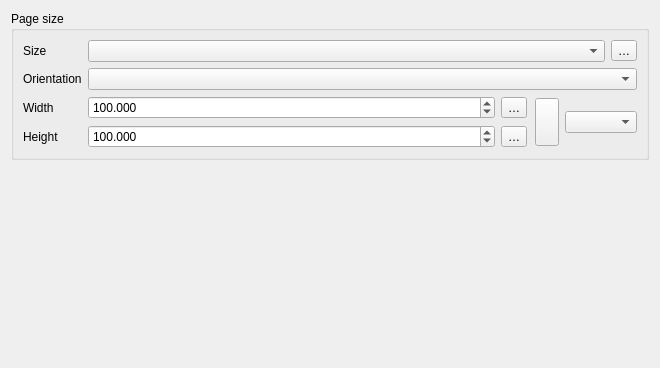
First picture: the form in src/ui/layout/qgslayoutpagepropertieswidget.ui, repository qgis/QGIS, before the edit.
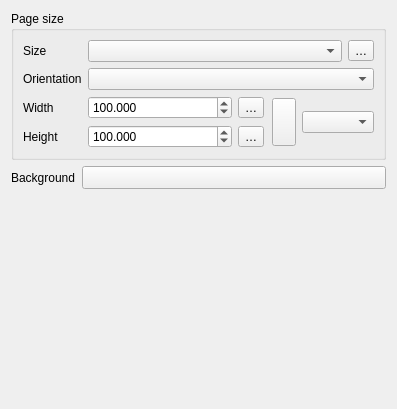
Second picture: the form after the edit. Custom widgets are drawn as their Qt base class.

Commit message: Restore tests, add button to set page background in ui

```diff
--- a/src/ui/layout/qgslayoutpagepropertieswidget.ui
+++ b/src/ui/layout/qgslayoutpagepropertieswidget.ui
@@ -6,15 +6,15 @@
    <rect>
     <x>0</x>
     <y>0</y>
-    <width>660</width>
-    <height>368</height>
+    <width>397</width>
+    <height>409</height>
    </rect>
   </property>
   <property name="windowTitle">
    <string>New Item Properties</string>
   </property>
-  <layout class="QGridLayout" name="gridLayout_2">
-   <item row="3" column="1">
+  <layout class="QGridLayout" name="gridLayout_2" columnstretch="0,1">
+   <item row="3" column="0">
     <spacer name="verticalSpacer">
      <property name="orientation">
       <enum>Qt::Vertical</enum>
@@ -27,7 +27,36 @@
      </property>
     </spacer>
    </item>
-   <item row="2" column="0" colspan="3">
+   <item row="2" column="0">
+    <widget class="QLabel" name="label">
+     <property name="text">
+      <string>Background</string>
+     </property>
+    </widget>
+   </item>
+   <item row="2" column="1">
+    <widget class="QgsSymbolButton" name="mSymbolButton">
+     <property name="enabled">
+      <bool>true</bool>
+     </property>
+     <property name="sizePolicy">
+      <sizepolicy hsizetype="Preferred" vsizetype="Preferred">
+       <horstretch>0</horstretch>
+       <verstretch>0</verstretch>
+      </sizepolicy>
+     </property>
+     <property name="minimumSize">
+      <size>
+       <width>100</width>
+       <height>0</height>
+      </size>
+     </property>
+     <property name="text">
+      <string/>
+     </property>
+    </widget>
+   </item>
+   <item row="0" column="0" colspan="2">
     <widget class="QGroupBox" name="groupBox">
      <property name="title">
       <string>Page size</string>
@@ -178,26 +207,31 @@
   </layout>
  </widget>
  <customwidgets>
-  <customwidget>
-   <class>QgsRatioLockButton</class>
-   <extends>QToolButton</extends>
-   <header>qgsratiolockbutton.h</header>
-   <container>1</container>
-  </customwidget>
   <customwidget>
    <class>QgsDoubleSpinBox</class>
    <extends>QDoubleSpinBox</extends>
    <header>qgsdoublespinbox.h</header>
   </customwidget>
+  <customwidget>
+   <class>QgsPropertyOverrideButton</class>
+   <extends>QToolButton</extends>
+   <header>qgspropertyoverridebutton.h</header>
+  </customwidget>
+  <customwidget>
+   <class>QgsRatioLockButton</class>
+   <extends>QToolButton</extends>
+   <header>qgsratiolockbutton.h</header>
+   <container>1</container>
+  </customwidget>
   <customwidget>
    <class>QgsLayoutUnitsComboBox</class>
    <extends>QComboBox</extends>
    <header>qgslayoutunitscombobox.h</header>
   </customwidget>
   <customwidget>
-   <class>QgsPropertyOverrideButton</class>
+   <class>QgsSymbolButton</class>
    <extends>QToolButton</extends>
-   <header>qgspropertyoverridebutton.h</header>
+   <header>qgssymbolbutton.h</header>
   </customwidget>
  </customwidgets>
  <tabstops>
```
The commit also changes 10 other files.
